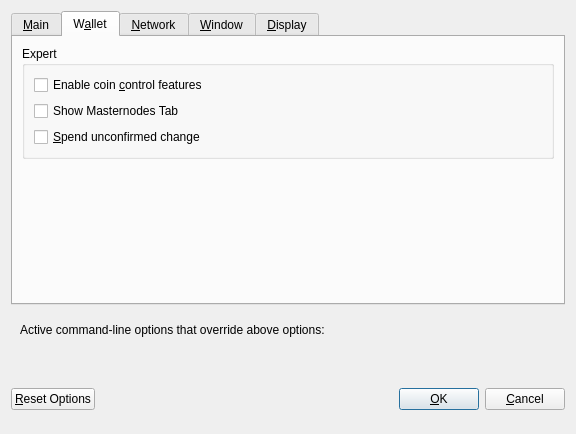
Old version of the form src/qt/forms/optionsdialog.ui in the repository genix-project/genix.
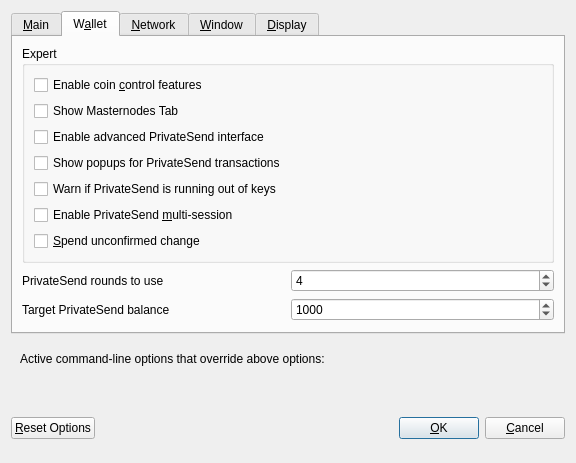
New version of the form. The open tabs and pages were chosen to show the change. Custom widgets are drawn as their Qt base class.

```diff
--- a/src/qt/forms/optionsdialog.ui
+++ b/src/qt/forms/optionsdialog.ui
@@ -7,7 +7,7 @@
     <x>0</x>
     <y>0</y>
     <width>576</width>
-    <height>434</height>
+    <height>402</height>
    </rect>
   </property>
   <property name="windowTitle">
@@ -163,6 +163,46 @@
             </property>
            </widget>
           </item>
+          <item>
+           <widget class="QCheckBox" name="showAdvancedPSUI">
+            <property name="toolTip">
+             <string>Show additional information and buttons for PrivateSend on overview screen.</string>
+            </property>
+            <property name="text">
+             <string>Enable advanced PrivateSend interface</string>
+            </property>
+           </widget>
+          </item>
+          <item>
+           <widget class="QCheckBox" name="showPrivateSendPopups">
+            <property name="toolTip">
+             <string>Show system popups for PrivateSend mixing transactions&lt;br/&gt;just like for all other transaction types.</string>
+            </property>
+            <property name="text">
+             <string>Show popups for PrivateSend transactions</string>
+            </property>
+           </widget>
+          </item>
+          <item>
+           <widget class="QCheckBox" name="lowKeysWarning">
+            <property name="toolTip">
+             <string>Show warning dialog when PrivateSend detects that wallet has very low number of keys left.</string>
+            </property>
+            <property name="text">
+             <string>Warn if PrivateSend is running out of keys</string>
+            </property>
+           </widget>
+          </item>
+          <item>
+           <widget class="QCheckBox" name="privateSendMultiSession">
+            <property name="toolTip">
+             <string>Whether to use experimental PrivateSend mode with multiple mixing sessions per block.&lt;br/&gt;Note: You must use this feature carefully.&lt;br/&gt;Make sure you always have recent wallet (auto)backup in a safe place!</string>
+            </property>
+            <property name="text">
+             <string>Enable PrivateSend &amp;multi-session</string>
+            </property>
+           </widget>
+          </item>
           <item>
            <widget class="QCheckBox" name="spendZeroConfChange">
             <property name="toolTip">
@@ -176,6 +216,75 @@
          </layout>
         </widget>
        </item>
+       <item>
+        <layout class="QHBoxLayout" name="horizontalLayout_4_Wallet">
+         <item>
+          <widget class="QLabel" name="label">
+           <property name="toolTip">
+            <string>This setting determines the amount of individual masternodes that an input will be mixed through.&lt;br/&gt;More rounds of mixing gives a higher degree of privacy, but also costs more in fees.</string>
+           </property>
+           <property name="text">
+            <string>PrivateSend rounds to use</string>
+           </property>
+          </widget>
+         </item>
+         <item>
+          <widget class="QSpinBox" name="privateSendRounds">
+           <property name="minimum">
+            <number>2</number>
+           </property>
+           <property name="maximum">
+            <number>16</number>
+           </property>
+           <property name="value">
+            <number>4</number>
+           </property>
+          </widget>
+         </item>
+        </layout>
+       </item>
+       <item>
+        <layout class="QHBoxLayout" name="horizontalLayout">
+         <item>
+          <widget class="QLabel" name="label_2">
+           <property name="toolTip">
+            <string>This amount acts as a threshold to turn off PrivateSend once it's reached.</string>
+           </property>
+           <property name="statusTip">
+            <string notr="true"/>
+           </property>
+           <property name="whatsThis">
+            <string notr="true"/>
+           </property>
+           <property name="accessibleName">
+            <string notr="true"/>
+           </property>
+           <property name="accessibleDescription">
+            <string notr="true"/>
+           </property>
+           <property name="text">
+            <string>Target PrivateSend balance</string>
+           </property>
+          </widget>
+         </item>
+         <item>
+          <widget class="QSpinBox" name="privateSendAmount">
+           <property name="minimum">
+            <number>2</number>
+           </property>
+           <property name="maximum">
+            <number>2000</number>
+           </property>
+           <property name="singleStep">
+            <number>10</number>
+           </property>
+           <property name="value">
+            <number>1000</number>
+           </property>
+          </widget>
+         </item>
+        </layout>
+       </item>
        <item>
         <spacer name="verticalSpacer_Wallet">
          <property name="orientation">
```
Left out of the diff: 29 changed lines with no effect on the pictures.
